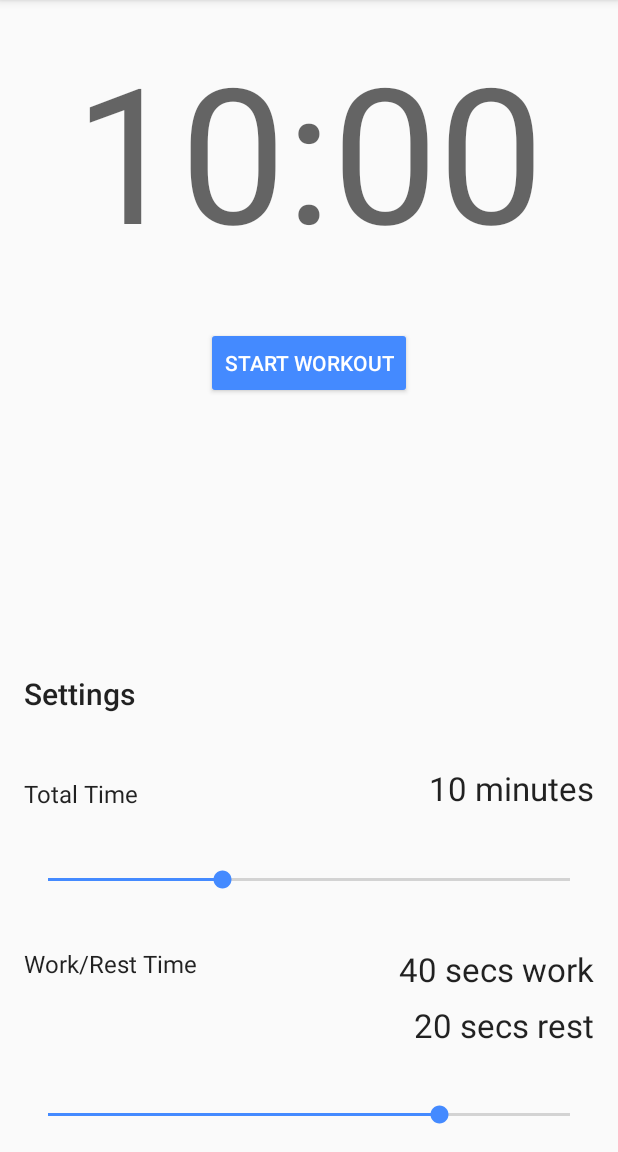
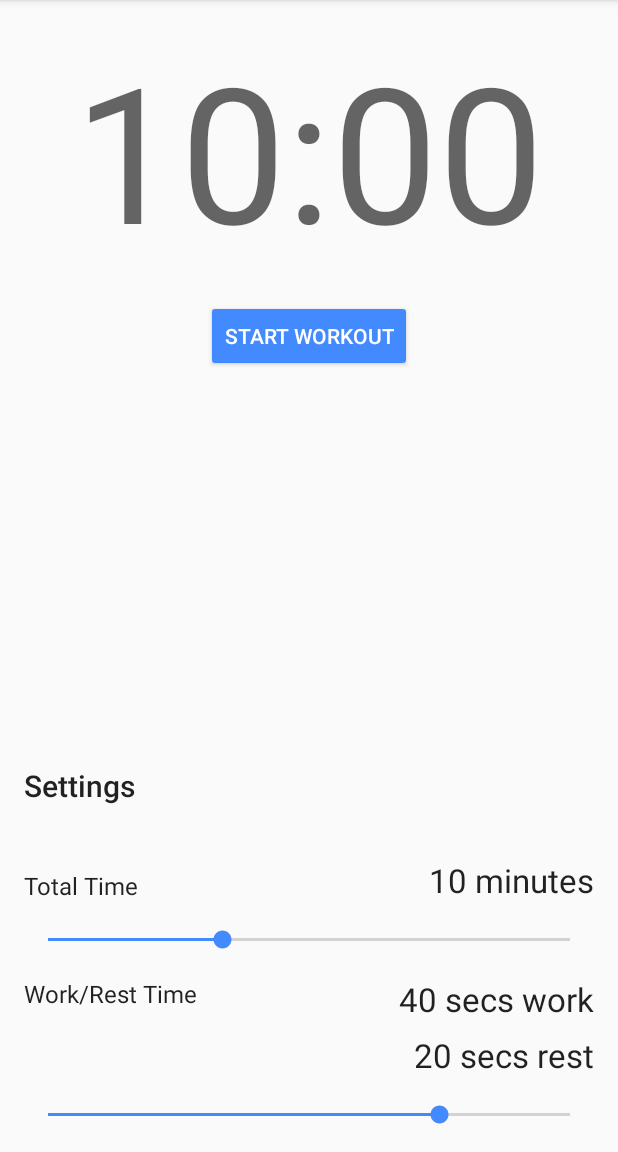
Before and after one commit to danielpape/EMOM, an Android app: the screen it shows after launch (MainActivity), on a phone screen of 412 x 824 dp, the part 84-1236 px from its top. Run offline under Robolectric (Android 15) with nearby library versions, the phone set to English and light mode, and no system bars; libraries missing offline, so code that uses them is left out: junit.framework.

```diff
--- a/app/build.gradle
+++ b/app/build.gradle
@@ -7,8 +7,8 @@ android {
         applicationId "com.danielpape.testapp"
         minSdkVersion 21
         targetSdkVersion 25
-        versionCode 1
-        versionName "1.0"
+        versionCode 102
+        versionName "1.0.2"
         testInstrumentationRunner "android.support.test.runner.AndroidJUnitRunner"
     }
     buildTypes {
--- a/app/src/main/res/layout/activity_main.xml
+++ b/app/src/main/res/layout/activity_main.xml
@@ -20,7 +20,6 @@
         android:textAppearance="@android:style/TextAppearance.Material.Display4"
         android:textSize="126dp"
         android:typeface="sans"
-        android:layout_below="@+id/view"
         android:layout_alignParentStart="true" />
 
     <Button
@@ -30,7 +29,7 @@
         android:layout_height="wrap_content"
         android:layout_below="@+id/countdownTextView"
         android:layout_centerHorizontal="true"
-        android:layout_marginTop="34dp"
+        android:layout_marginTop="16dp"
         android:backgroundTint="@color/colorAccent"
         android:elevation="0dp"
         android:onClick="controlTimer"
@@ -53,7 +52,7 @@
         android:layout_height="wrap_content"
         android:layout_above="@+id/workTextView"
         android:layout_alignParentStart="true"
-        android:layout_marginBottom="36dp" />
+        android:layout_marginBottom="16dp" />
 
     <TextView
         android:id="@+id/totalTimeTextView"
@@ -61,7 +60,7 @@
         android:layout_height="wrap_content"
         android:layout_above="@+id/timeSlider"
         android:layout_alignParentEnd="true"
-        android:layout_marginBottom="37dp"
+        android:layout_marginBottom="16dp"
         android:text="10 minutes"
         android:textAppearance="@android:style/TextAppearance.Material.Large" />
 
@@ -90,7 +89,7 @@
         android:layout_height="wrap_content"
         android:text="20 secs rest"
         android:textAppearance="@android:style/TextAppearance.Material.Large"
-        android:layout_marginBottom="36dp"
+        android:layout_marginBottom="16dp"
         android:layout_above="@+id/workRestSlider"
         android:layout_alignParentEnd="true" />
 
```
Also changed, not shown: app/src/main/java/com/danielpape/testapp/MainActivity.java (+10 -5 lines), 10 other files.
